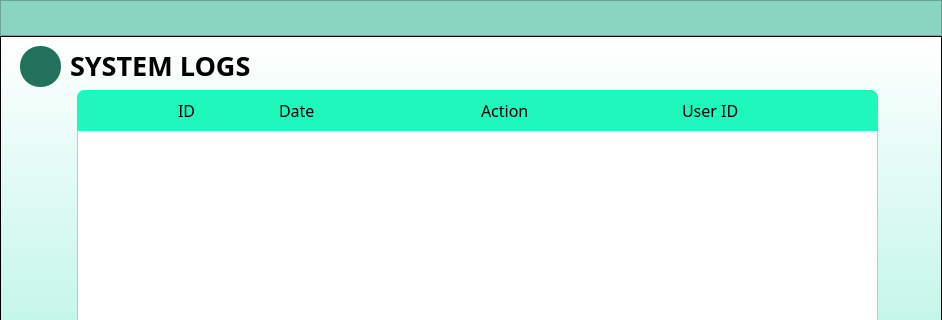
The window that system_log.ui (marcryangil/facemaskdetection) describes before a commit, drawn with Qt 5; both pictures show x 0 to 942 and y 0 to 320 of the 942 by 495 pixel window.
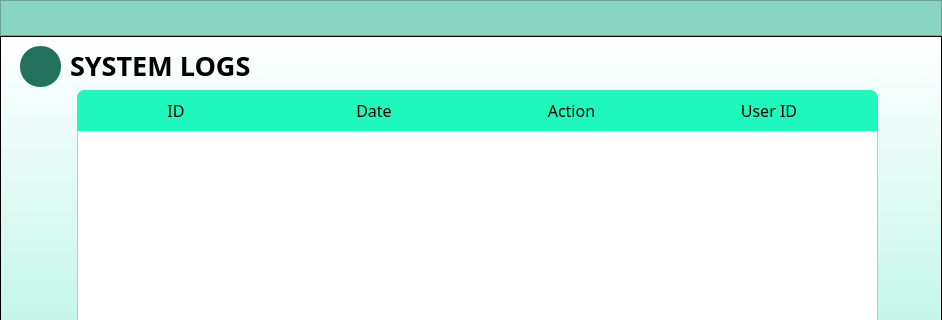
The same window after the commit. Icons and pictures are not drawn.

Commit message: Aligned the Cells to Center

The edit to the form file:
```diff
--- a/system_log.ui
+++ b/system_log.ui
@@ -330,32 +330,14 @@
          <rect>
           <x>0</x>
           <y>0</y>
-          <width>801</width>
+          <width>791</width>
           <height>41</height>
          </rect>
         </property>
         <layout class="QHBoxLayout" name="horizontalLayout_2">
-         <item>
-          <widget class="QLabel" name="label_14">
-           <property name="font">
-            <font>
-             <family>Work Sans Medium</family>
-             <pointsize>12</pointsize>
-             <weight>50</weight>
-             <bold>false</bold>
-            </font>
-           </property>
-           <property name="styleSheet">
-            <string notr="true">background-color: transparent;
-border: none;
-color: rgb(0, 0, 0);
-border-radius: 8px;</string>
-           </property>
-           <property name="text">
-            <string/>
-           </property>
-          </widget>
-         </item>
+         <property name="spacing">
+          <number>0</number>
+         </property>
          <item>
           <widget class="QLabel" name="label_9">
            <property name="font">
@@ -375,6 +357,9 @@
            <property name="text">
             <string>ID</string>
            </property>
+           <property name="alignment">
+            <set>Qt::AlignCenter</set>
+           </property>
           </widget>
          </item>
          <item>
@@ -396,26 +381,8 @@
            <property name="text">
             <string>Date</string>
            </property>
-          </widget>
-         </item>
-         <item>
-          <widget class="QLabel" name="label_16">
-           <property name="font">
-            <font>
-             <family>Work Sans Medium</family>
-             <pointsize>12</pointsize>
-             <weight>50</weight>
-             <bold>false</bold>
-            </font>
-           </property>
-           <property name="styleSheet">
-            <string notr="true">background-color: transparent;
-border: none;
-color: rgb(0, 0, 0);
-border-radius: 8px;</string>
-           </property>
-           <property name="text">
-            <string/>
+           <property name="alignment">
+            <set>Qt::AlignCenter</set>
            </property>
           </widget>
          </item>
@@ -438,26 +405,8 @@
            <property name="text">
             <string>Action</string>
            </property>
-          </widget>
-         </item>
-         <item>
-          <widget class="QLabel" name="label_18">
-           <property name="font">
-            <font>
-             <family>Work Sans Medium</family>
-             <pointsize>12</pointsize>
-             <weight>50</weight>
-             <bold>false</bold>
-            </font>
-           </property>
-           <property name="styleSheet">
-            <string notr="true">background-color: transparent;
-border: none;
-color: rgb(0, 0, 0);
-border-radius: 8px;</string>
-           </property>
-           <property name="text">
-            <string/>
+           <property name="alignment">
+            <set>Qt::AlignCenter</set>
            </property>
           </widget>
          </item>
@@ -480,26 +429,8 @@
            <property name="text">
             <string>User ID</string>
            </property>
-          </widget>
-         </item>
-         <item>
-          <widget class="QLabel" name="label_22">
-           <property name="font">
-            <font>
-             <family>Work Sans Medium</family>
-             <pointsize>12</pointsize>
-             <weight>50</weight>
-             <bold>false</bold>
-            </font>
-           </property>
-           <property name="styleSheet">
-            <string notr="true">background-color: transparent;
-border: none;
-color: rgb(0, 0, 0);
-border-radius: 8px;</string>
-           </property>
-           <property name="text">
-            <string/>
+           <property name="alignment">
+            <set>Qt::AlignCenter</set>
            </property>
           </widget>
          </item>
```
The commit also changes 5 other files.
